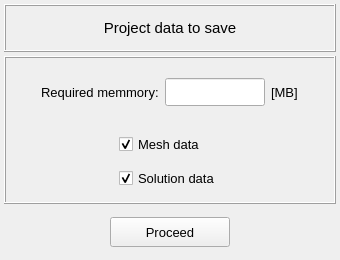
This is vibra/interface/data/ui_files/project/save_project_data_selector.ui in MOPT-UFSC/VIBRA as Qt 5 draws it before an edit. The edited form follows.
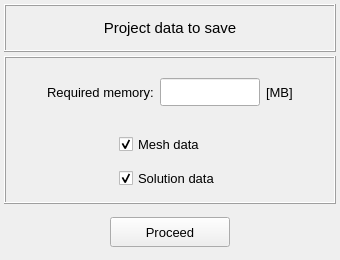
This is the edited form.

What changed in the file:
```diff
--- a/vibra/interface/data/ui_files/project/save_project_data_selector.ui
+++ b/vibra/interface/data/ui_files/project/save_project_data_selector.ui
@@ -242,7 +242,7 @@
             </font>
            </property>
            <property name="text">
-            <string>Required memmory:</string>
+            <string>Required memory:</string>
            </property>
           </widget>
          </item>
```
Left out of the diff: 2 changed lines with no effect on the pictures.
